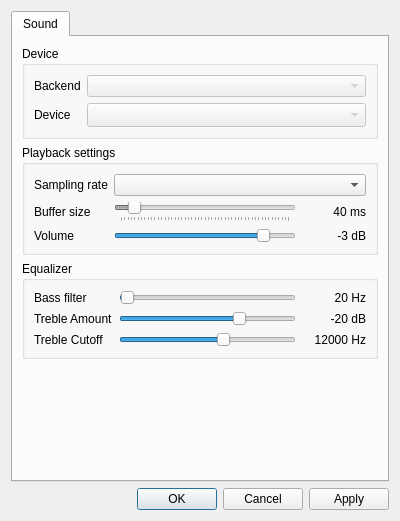
Above: ui/designer/ConfigDialog.ui from stoneface86/trackerboy before the change. Below: the same form after it.
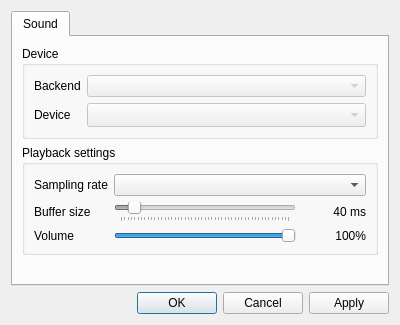
That is the form after the change.

Commit message: remove equalizer settings from Config and ConfigDialog

Diff of the .ui file:
```diff
--- a/ui/designer/ConfigDialog.ui
+++ b/ui/designer/ConfigDialog.ui
@@ -7,7 +7,7 @@
     <x>0</x>
     <y>0</y>
     <width>400</width>
-    <height>521</height>
+    <height>325</height>
    </rect>
   </property>
   <property name="windowTitle">
@@ -26,7 +26,7 @@
       <attribute name="title">
        <string>Sound</string>
       </attribute>
-      <layout class="QVBoxLayout" name="verticalLayout_2" stretch="0,0,0,0">
+      <layout class="QVBoxLayout" name="verticalLayout_2" stretch="0,0,0">
        <item>
         <widget class="QGroupBox" name="groupBox">
          <property name="title">
@@ -135,7 +135,7 @@
           <item row="2" column="2">
            <widget class="QLabel" name="mVolumeLabel">
             <property name="text">
-             <string>-3 dB</string>
+             <string>100%</string>
             </property>
             <property name="alignment">
              <set>Qt::AlignRight|Qt::AlignTrailing|Qt::AlignVCenter</set>
@@ -151,7 +151,7 @@
              <number>100</number>
             </property>
             <property name="value">
-             <number>85</number>
+             <number>100</number>
             </property>
             <property name="orientation">
              <enum>Qt::Horizontal</enum>
@@ -168,120 +168,6 @@
          </layout>
         </widget>
        </item>
-       <item>
-        <widget class="QGroupBox" name="groupBox_3">
-         <property name="title">
-          <string>Equalizer</string>
-         </property>
-         <layout class="QGridLayout" name="gridLayout_3" columnminimumwidth="0,0,64">
-          <item row="0" column="1">
-           <widget class="QSlider" name="mBassSlider">
-            <property name="minimum">
-             <number>1</number>
-            </property>
-            <property name="maximum">
-             <number>4000</number>
-            </property>
-            <property name="value">
-             <number>20</number>
-            </property>
-            <property name="orientation">
-             <enum>Qt::Horizontal</enum>
-            </property>
-           </widget>
-          </item>
-          <item row="2" column="1">
-           <widget class="QSlider" name="mTrebleCutoffSlider">
-            <property name="minimum">
-             <number>20</number>
-            </property>
-            <property name="maximum">
-             <number>20000</number>
-            </property>
-            <property name="value">
-             <number>12000</number>
-            </property>
-            <property name="orientation">
-             <enum>Qt::Horizontal</enum>
-            </property>
-           </widget>
-          </item>
-          <item row="0" column="0">
-           <widget class="QLabel" name="label_5">
-            <property name="text">
-             <string>Bass filter</string>
-            </property>
-           </widget>
-          </item>
-          <item row="1" column="1">
-           <widget class="QSlider" name="mTrebleSlider">
-            <property name="minimum">
-             <number>-90</number>
-            </property>
-            <property name="maximum">
-             <number>10</number>
-            </property>
-            <property name="value">
-             <number>-20</number>
-            </property>
-            <property name="tracking">
-             <bool>true</bool>
-            </property>
-            <property name="orientation">
-             <enum>Qt::Horizontal</enum>
-            </property>
-            <property name="invertedAppearance">
-             <bool>false</bool>
-            </property>
-           </widget>
-          </item>
-          <item row="1" column="0">
-           <widget class="QLabel" name="label_12">
-            <property name="text">
-             <string>Treble Amount</string>
-            </property>
-           </widget>
-          </item>
-          <item row="2" column="0">
-           <widget class="QLabel" name="label_13">
-            <property name="text">
-             <string>Treble Cutoff</string>
-            </property>
-           </widget>
-          </item>
-          <item row="0" column="2">
-           <widget class="QLabel" name="mBassLabel">
-            <property name="text">
-             <string>20 Hz</string>
-            </property>
-            <property name="alignment">
-             <set>Qt::AlignRight|Qt::AlignTrailing|Qt::AlignVCenter</set>
-            </property>
-           </widget>
-          </item>
-          <item row="1" column="2">
-           <widget class="QLabel" name="mTrebleLabel">
-            <property name="text">
-             <string>-20 dB</string>
-            </property>
-            <property name="alignment">
-             <set>Qt::AlignRight|Qt::AlignTrailing|Qt::AlignVCenter</set>
-            </property>
-           </widget>
-          </item>
-          <item row="2" column="2">
-           <widget class="QLabel" name="mTrebleCutoffLabel">
-            <property name="text">
-             <string>12000 Hz</string>
-            </property>
-            <property name="alignment">
-             <set>Qt::AlignRight|Qt::AlignTrailing|Qt::AlignVCenter</set>
-            </property>
-           </widget>
-          </item>
-         </layout>
-        </widget>
-       </item>
        <item>
         <spacer name="verticalSpacer">
          <property name="orientation">
```
The commit also changes 4 other files.
